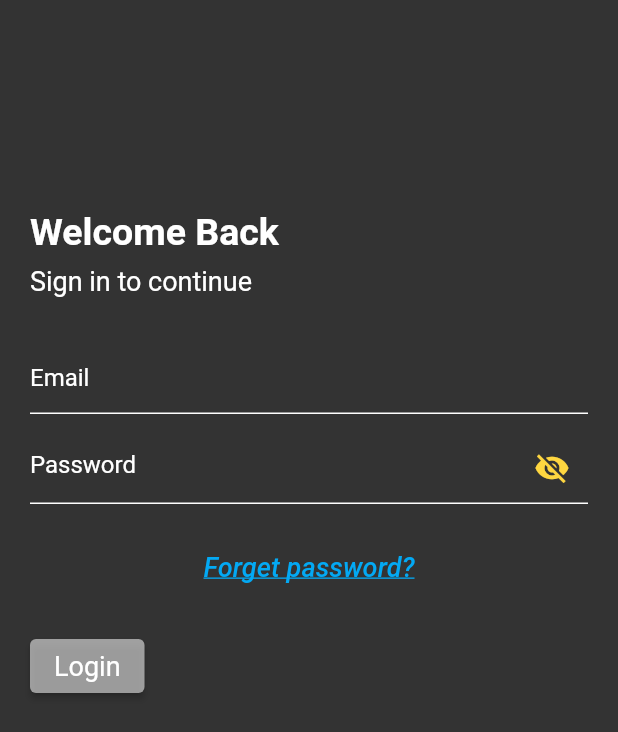
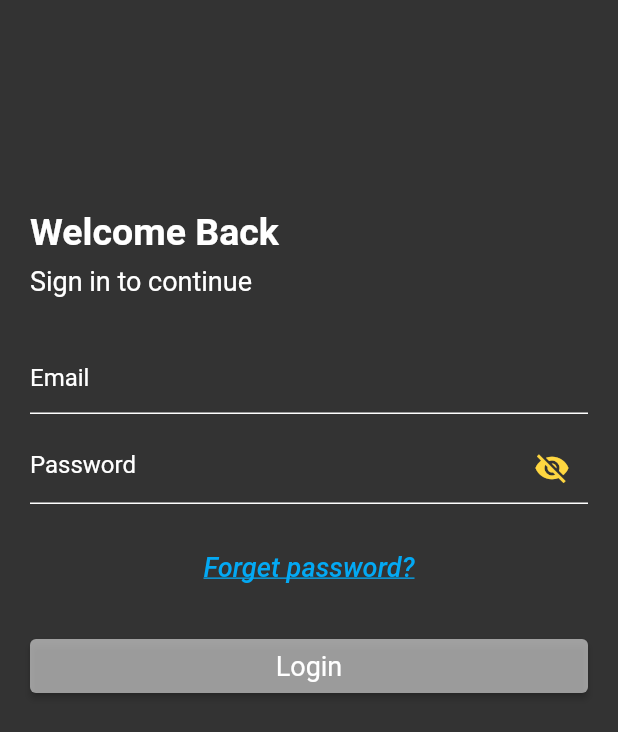
Before and after one commit to Devsaci/grocery_app_hadi_v2, a Flutter app: the screen it shows after launch, on a phone screen of 412 x 824 dp. Shown: the top 732 px of the screen. Run offline on Flutter 3.47's test engine with Material 2 defaults, Android fonts, the phone set to English and light mode, and no system bars; drawn by our look-alikes of card_swiper; our stand-ins replace fancy_shimmer_image, flutter_iconly, shared_preferences.

Commit message:
SizedBox

```diff
--- a/lib/widgets/auth_button.dart
+++ b/lib/widgets/auth_button.dart
@@ -15,7 +15,9 @@ class AuthButton extends StatelessWidget {
 
   @override
   Widget build(BuildContext context) {
-    return ElevatedButton(
+    return SizedBox(
+      width: double.infinity,
+      child: ElevatedButton(
         style: ElevatedButton.styleFrom(
           backgroundColor: primary, // background (button) color
         ),
@@ -25,6 +27,7 @@ class AuthButton extends StatelessWidget {
           textSize: 18,
           color: Colors.white,
         ),
+      ),
     );
   }
 }
```
Lines whose indentation alone changed are shown as unchanged.
